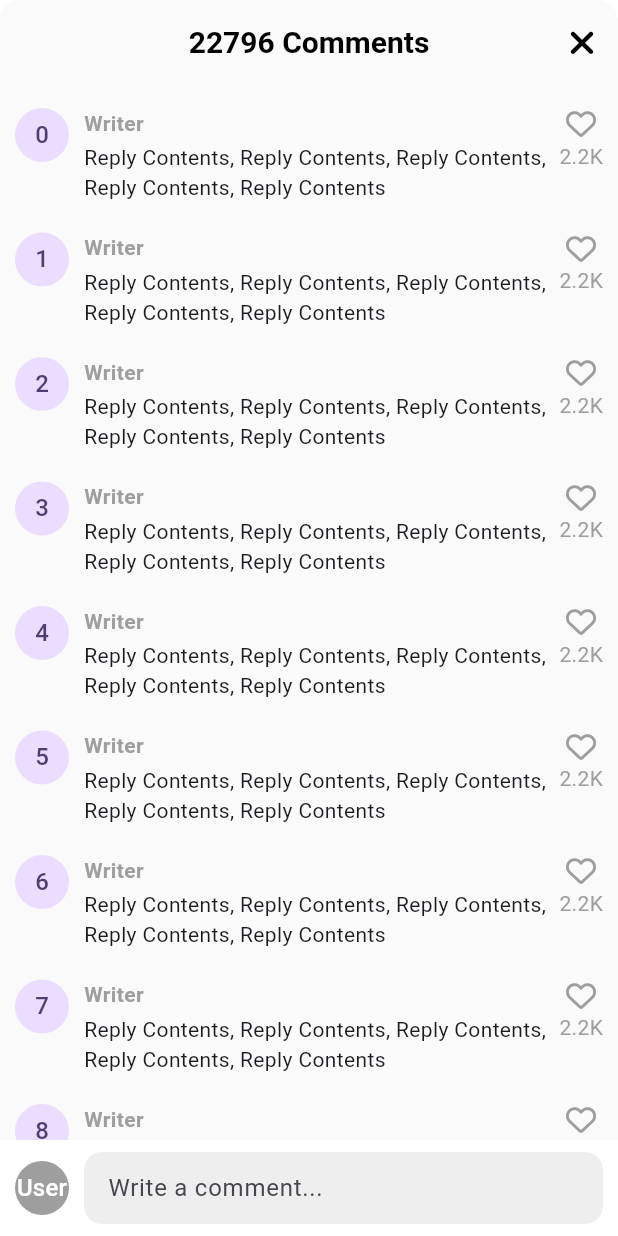
After one commit to Parkil/tiktok_clone, a Flutter app: the VideoComments screen opened directly, on a phone screen of 412 x 824 dp. The commit adds this screen. Run offline on Flutter 3.47's test engine with Material 3 defaults, Android fonts, the phone set to English and light mode, and no system bars; our stand-ins replace font_awesome_flutter, jiffy, readmore, video_player, visibility_detector; network calls fail.

Commit message:
video comment widget 구현

```diff
--- a/lib/features/main_navigation/main_navigation_screen.dart
+++ b/lib/features/main_navigation/main_navigation_screen.dart
@@ -87,6 +87,7 @@ class _MainNavigationScreenState extends State<MainNavigationScreen> {
   @override
   Widget build(BuildContext context) {
     return Scaffold(
+      resizeToAvoidBottomInset: false, // 키보드 표시시 화면 조정을 하지 않도록 설정
       body: Stack(
         children: [
           Offstage(
--- /dev/null
+++ b/lib/features/video/widgets/video_comments.dart
@@ -0,0 +1,171 @@
+import 'package:flutter/material.dart';
+import 'package:font_awesome_flutter/font_awesome_flutter.dart';
+import 'package:tiktok_clone/constants/gaps.dart';
+import 'package:tiktok_clone/constants/sizes.dart';
+
+class VideoComments extends StatefulWidget {
+  const VideoComments({super.key});
+
+  @override
+  State<VideoComments> createState() => _VideoCommentsState();
+}
+
+class _VideoCommentsState extends State<VideoComments> {
+  void _onClosePressed() {
+    Navigator.of(context).pop();
+  }
+
+  @override
+  Widget build(BuildContext context) {
+    final size = MediaQuery.of(context).size;
+
+    return Container(
+      height: size.height * 0.7, // 휴대폰 화면의 70%
+      clipBehavior: Clip.hardEdge,
+      decoration:
+          BoxDecoration(borderRadius: BorderRadius.circular(Sizes.size14)),
+      child: Scaffold(
+        backgroundColor: Colors.grey.shade50,
+        appBar: AppBar(
+          backgroundColor: Colors.grey.shade50,
+          automaticallyImplyLeading: false,
+          // app bar 에 표시 되는 이전 버튼 표시 안함
+          title: const Text("22796 Comments"),
+          centerTitle: true,
+          actions: [
+            IconButton(
+                onPressed: _onClosePressed,
+                icon: const FaIcon(FontAwesomeIcons.xmark))
+          ],
+        ),
+        body: Stack(children: [
+          const CommentList(),
+          Positioned(
+              bottom: 0, width: size.width, child: const CommentInputBar())
+        ]),
+      ),
+    );
+  }
+}
+
+class CommentList extends StatelessWidget {
+  const CommentList({
+    super.key,
+  });
+
+  @override
+  Widget build(BuildContext context) {
+    return ListView.separated(
+      padding: const EdgeInsets.symmetric(
+          horizontal: Sizes.size10, vertical: Sizes.size16),
+      itemCount: 10,
+      itemBuilder: (context, index) => Row(
+        crossAxisAlignment: CrossAxisAlignment.start,
+        children: [
+          CircleAvatar(
+            radius: 18,
+            child: Text("$index"),
+          ),
+          Gaps.h10,
+          Expanded(
+            child: Column(
+              crossAxisAlignment: CrossAxisAlignment.start,
+              children: [
+                Text(
+                  "Writer",
+                  style: TextStyle(
+                    fontWeight: FontWeight.bold,
+                    color: Colors.grey.shade500,
+                    fontSize: Sizes.size14,
+                  ),
+                ),
+                Gaps.v3,
+                const Text(
+                  "Reply Contents, Reply Contents, Reply Contents, Reply Contents, Reply Contents",
+                  style: TextStyle(),
+                ),
+              ],
+            ),
+          ),
+          Gaps.v10,
+          const CommentLike(likeCnt: "2.2K"),
+        ],
+      ),
+      separatorBuilder: (context, index) => Gaps.v20,
+    );
+  }
+}
+
+class CommentInputBar extends StatelessWidget {
+  const CommentInputBar({
+    super.key,
+  });
+
+  @override
+  Widget build(BuildContext context) {
+    //bottomAppBar 는 Android 에서 자체적 으로 padding 이 적용 된다
+    return Container(
+      padding: const EdgeInsets.symmetric(
+        horizontal: Sizes.size10,
+        vertical: Sizes.size8,
+      ),
+      // surfaceTintColor: Colors.white,
+      color: Colors.white,
+      child: Row(
+        mainAxisSize: MainAxisSize.max,
+        children: [
+          CircleAvatar(
+            radius: 18,
+            backgroundColor: Colors.grey.shade500,
+            foregroundColor: Colors.white,
+            child: const Text("User"),
+          ),
+          Gaps.h10,
+          Expanded(
+            child: TextField(
+              cursorColor: Theme.of(context).primaryColor,
+              decoration: InputDecoration(
+                hintText: "Write a comment...",
+                border: OutlineInputBorder(
+                  borderRadius: BorderRadius.circular(Sizes.size12),
+                  borderSide: BorderSide.none,
+                ),
+                filled: true,
+                fillColor: Colors.grey.shade200,
+                contentPadding: const EdgeInsets.symmetric(
+                    horizontal: Sizes.size12, vertical: Sizes.size10),
+              ),
+            ),
+          ),
+        ],
+      ),
+    );
+  }
+}
+
+class CommentLike extends StatelessWidget {
+  final String likeCnt;
+
+  const CommentLike({
+    super.key,
+    required this.likeCnt,
+  });
+
+  @override
+  Widget build(BuildContext context) {
+    return Column(
+      children: [
+        FaIcon(
+          FontAwesomeIcons.heart,
+          size: Sizes.size20,
+          color: Colors.grey.shade500,
+        ),
+        Gaps.v2,
+        Text(
+          likeCnt,
+          style: TextStyle(color: Colors.grey.shade500),
+        ),
+      ],
+    );
+  }
+}
```
Also changed, not shown: lib/features/video/video_timeline_screen.dart (+16 -6 lines), lib/features/video/widgets/video_post.dart (+30 -5 lines), lib/features/video/widgets/video_post_right_info.dart (+11 -6 lines), 1 other file. Lines whose indentation alone changed are shown as unchanged.
